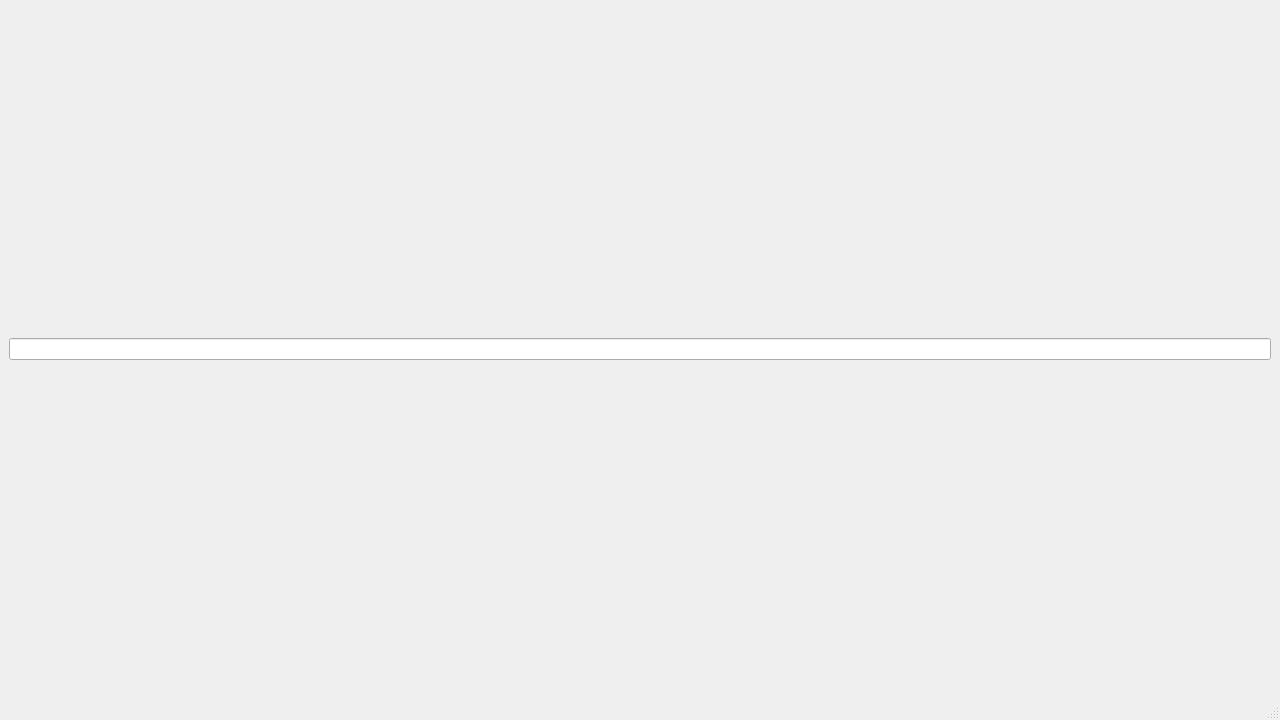
NikolaRoev/Tracker, file src/MainWindow/MainWindow.ui: the form before one commit.
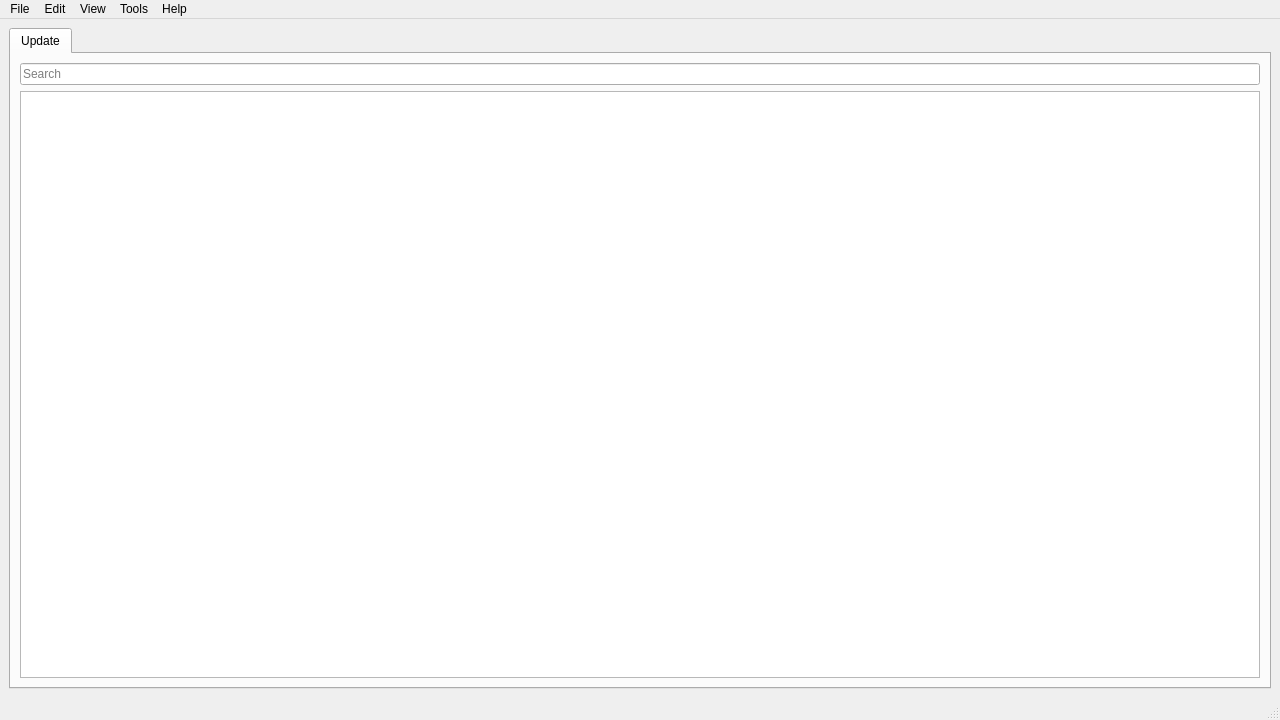
The form after the commit.

```diff
--- a/src/MainWindow/MainWindow.ui
+++ b/src/MainWindow/MainWindow.ui
@@ -20,9 +20,33 @@
    <string>Tracker</string>
   </property>
   <widget class="QWidget" name="centralwidget">
-   <layout class="QVBoxLayout" name="verticalLayout">
+   <layout class="QVBoxLayout" name="verticalLayout_2">
     <item>
-     <widget class="QLineEdit" name="searchLineEdit"/>
+     <widget class="QTabWidget" name="tabWidget">
+      <property name="currentIndex">
+       <number>0</number>
+      </property>
+      <widget class="QWidget" name="updateTab">
+       <attribute name="title">
+        <string>Update</string>
+       </attribute>
+       <layout class="QVBoxLayout" name="verticalLayout">
+        <item>
+         <widget class="QLineEdit" name="searchLineEdit">
+          <property name="placeholderText">
+           <string>Search</string>
+          </property>
+          <property name="clearButtonEnabled">
+           <bool>true</bool>
+          </property>
+         </widget>
+        </item>
+        <item>
+         <widget class="QListView" name="updateListView"/>
+        </item>
+       </layout>
+      </widget>
+     </widget>
     </item>
    </layout>
   </widget>
@@ -35,6 +59,47 @@
      <height>25</height>
     </rect>
    </property>
+   <widget class="QMenu" name="menuFile">
+    <property name="title">
+     <string>File</string>
+    </property>
+    <addaction name="actionNew"/>
+    <addaction name="actionOpen"/>
+    <addaction name="actionRecent"/>
+    <addaction name="separator"/>
+    <addaction name="actionClose"/>
+    <addaction name="separator"/>
+    <addaction name="actionExit"/>
+   </widget>
+   <widget class="QMenu" name="menuHelp">
+    <property name="title">
+     <string>Help</string>
+    </property>
+    <addaction name="actionHelp"/>
+    <addaction name="separator"/>
+    <addaction name="actionAbout"/>
+   </widget>
+   <widget class="QMenu" name="menuTools">
+    <property name="title">
+     <string>Tools</string>
+    </property>
+    <addaction name="actionSettings"/>
+   </widget>
+   <widget class="QMenu" name="menuEdit">
+    <property name="title">
+     <string>Edit</string>
+    </property>
+   </widget>
+   <widget class="QMenu" name="menuView">
+    <property name="title">
+     <string>View</string>
+    </property>
+   </widget>
+   <addaction name="menuFile"/>
+   <addaction name="menuEdit"/>
+   <addaction name="menuView"/>
+   <addaction name="menuTools"/>
+   <addaction name="menuHelp"/>
   </widget>
   <widget class="QStatusBar" name="statusBar"/>
  </widget>
```
Left out of the diff: 45 changed lines with no effect on the pictures.
